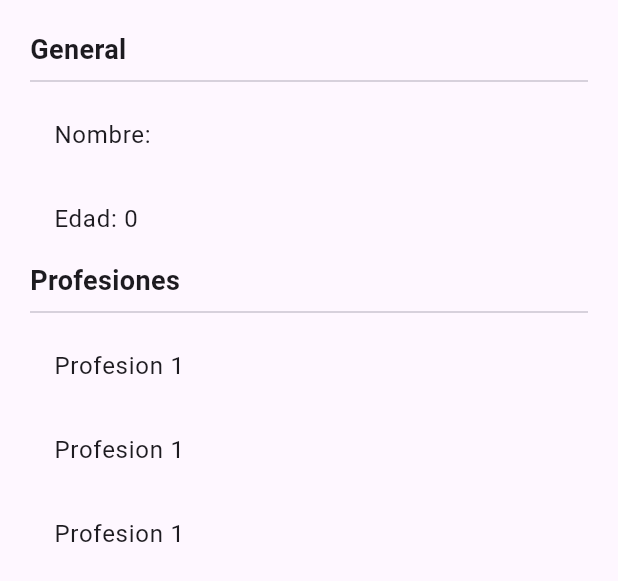
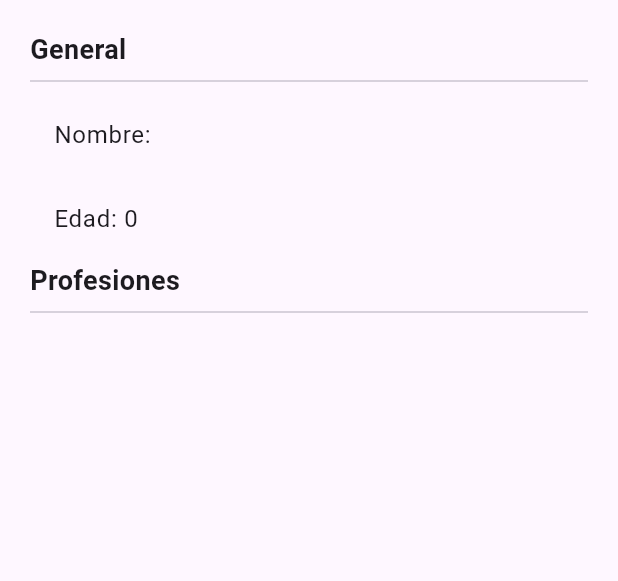
Before and after one commit to martinezrmena/estados_app, a Flutter app: the InformacionUsuario widget shown alone on an empty page, opened directly with empty values, on a phone screen of 412 x 824 dp. Shown: the top 581 px of the screen. Run offline on Flutter 3.47's test engine with Material 3 defaults, Android fonts, the phone set to English and light mode, and no system bars; our stand-ins replace flutter_bloc.

Commit message:
Fin Seccion 13.

```diff
--- /dev/null
+++ b/lib/bloc/usuario/usuario_state.dart
@@ -0,0 +1,15 @@
+part of 'usuario_cubit.dart';
+
+abstract class UsuarioState {}
+
+class UsuarioInitial extends UsuarioState {
+  final existeUsuario = false;
+}
+
+class UsuarioActivo extends UsuarioState {
+  final existeUsuario = true;
+  final Usuario usuario;
+
+  UsuarioActivo(this.usuario);
+
+}
--- a/lib/models/usuario.dart
+++ b/lib/models/usuario.dart
@@ -1,14 +1,18 @@
 class Usuario {
-
-  String? nombre;
-  int edad;
-  List<String> profesiones;
+  final String nombre;
+  final int edad;
+  final List<String> profesiones;
 
   Usuario({
-    this.nombre,
+    required this.nombre,
     required this.edad,
-    this.profesiones = const [],
-  })
-  : assert( nombre != null);
+    required this.profesiones,
+  });
 
+  Usuario copyWith({String? nombre, int? edad, List<String>? profesiones}) =>
+      Usuario(
+        nombre: nombre ?? this.nombre,
+        edad: edad ?? this.edad,
+        profesiones: profesiones ?? this.profesiones,
+      );
 }
--- a/lib/pages/pagina1_page.dart
+++ b/lib/pages/pagina1_page.dart
@@ -1,7 +1,11 @@
+// ignore_for_file: type_literal_in_constant_pattern
+
 import 'package:flutter/material.dart';
+import 'package:flutter_bloc/flutter_bloc.dart';
 
 import 'package:estados_app/models/usuario.dart';
-import 'package:estados_app/services/usuario_service.dart';
+import 'package:estados_app/bloc/usuario/usuario_cubit.dart';
+
 
 class Pagina1Page extends StatelessWidget {
 
@@ -9,20 +13,18 @@ class Pagina1Page extends StatelessWidget {
 
   @override
   Widget build(BuildContext context) {
+
     return Scaffold(
       appBar: AppBar(
         title: const Text('Pagina 1'),
+        actions: [
+          IconButton(
+            icon: const Icon( Icons.exit_to_app ),
+            onPressed: () => context.read<UsuarioCubit>().borrarUsuario()
+          )
+        ],
       ),
-      body: StreamBuilder(
-        stream: usuarioService.usuarioStream,
-        builder: (BuildContext context, AsyncSnapshot<Usuario> snapshot){
-
-          return snapshot.hasData
-            ? InformacionUsuario( snapshot.data )
-            : const Center(child: Text( 'No hay información del usuario' ) );
-
-        },
-      ),
+      body: const BodyScaffold(),
 
      floatingActionButton: FloatingActionButton(
        child: const Icon( Icons.accessibility_new ),
@@ -32,17 +34,47 @@ class Pagina1Page extends StatelessWidget {
   }
 }
 
-class InformacionUsuario extends StatelessWidget {
+class BodyScaffold extends StatelessWidget {
 
-  final Usuario? usuario;
-
-  const InformacionUsuario( this.usuario, {super.key} );
-
+  const BodyScaffold({super.key});
 
   @override
   Widget build(BuildContext context) {
 
+    return BlocBuilder<UsuarioCubit, UsuarioState>(
+      builder: ( _ , state) {
 
+        switch ( state.runtimeType ) {
+
+          case UsuarioInitial:
+            return const Center(child: Text('No hay información del usuario'));
+
+          case UsuarioActivo:
+            return InformacionUsuario( (state as UsuarioActivo).usuario );
+
+          default:
+            return const Center( child: Text('Estado no reconocido '));
+        }
+
+        // if ( state is UsuarioInitial ) {
+        //   return Center(child: Text('No hay información del usuario'));
+        // } else if( state is UsuarioActivo ) {
+        //   return InformacionUsuario( state.usuario );
+        // } else {
+        //   return Center( child: Text('Estado no reconocido '));
+        // }
+
+    });
+  }
+}
+
+class InformacionUsuario extends StatelessWidget {
+
+  final Usuario usuario;
+
+  const InformacionUsuario( this.usuario );
+  @override
+  Widget build(BuildContext context) {
     return Container(
       width: double.infinity,
       height: double.infinity,
@@ -54,15 +86,17 @@ class InformacionUsuario extends StatelessWidget {
           const Text('General', style: TextStyle( fontSize: 18, fontWeight: FontWeight.bold ) ),
           const Divider(),
 
-          ListTile( title: Text('Nombre: ${ usuario?.nombre }') ),
-          ListTile( title: Text('Edad: ${ usuario?.edad }') ),
+          ListTile( title: Text('Nombre: ${ usuario.nombre }') ),
+          ListTile( title: Text('Edad: ${ usuario.edad }') ),
 
           const Text('Profesiones', style: TextStyle( fontSize: 18, fontWeight: FontWeight.bold ) ),
           const Divider(),
 
-          const ListTile( title: Text('Profesion 1') ),
-          const ListTile( title: Text('Profesion 1') ),
-          const ListTile( title: Text('Profesion 1') ),
+
+          ...usuario.profesiones.map(
+            (profesion) => ListTile( title: Text( profesion ))
+          ).toList()
+
 
         ],
       ),
--- a/pubspec.yaml
+++ b/pubspec.yaml
@@ -9,6 +9,7 @@ environment:
 dependencies:
   flutter:
     sdk: flutter
+  flutter_bloc: ^8.1.6
 
 dev_dependencies:
   flutter_test:
```
Also changed, not shown: lib/bloc/usuario/usuario_cubit.dart (added, +44 -0 lines), lib/main.dart (+7 -2 lines), lib/pages/pagina2_page.dart (+18 -14 lines), pubspec.lock.
